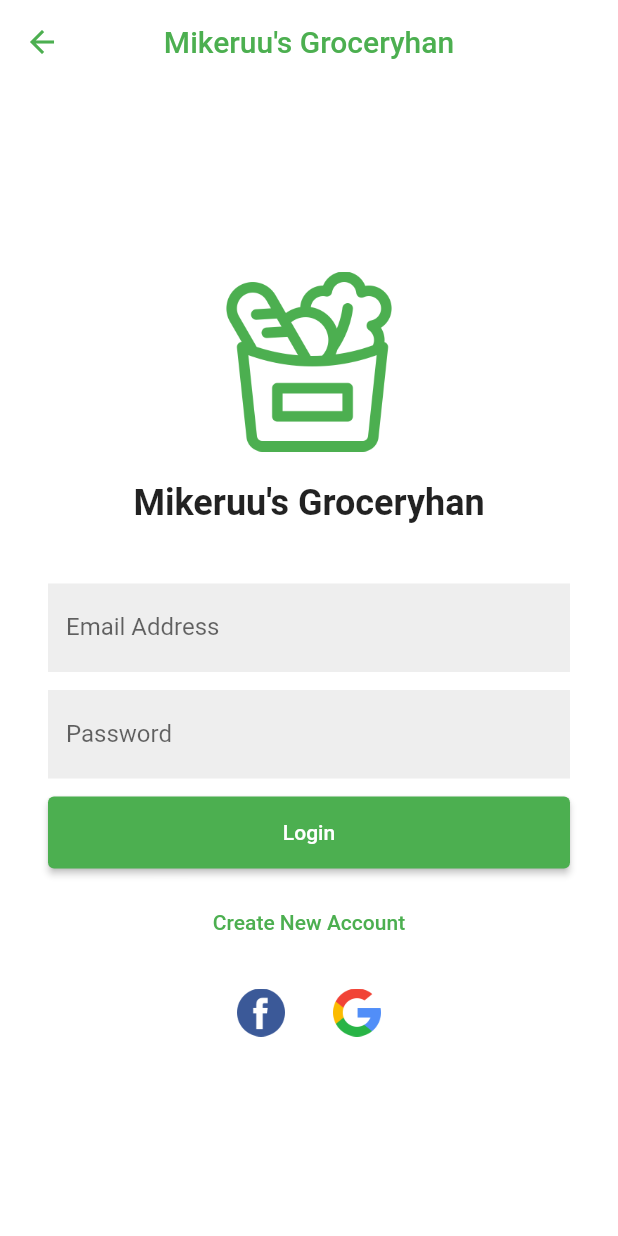
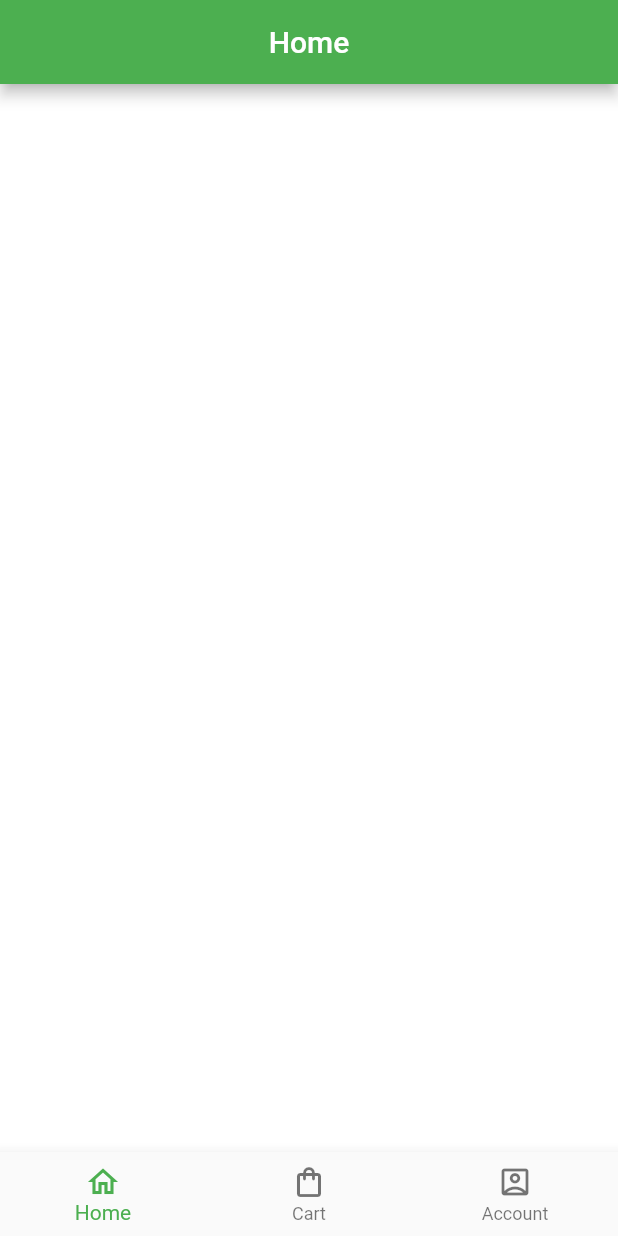
Before and after one commit to MBanawa/groceryapp, a Flutter app: the LoginScreen screen opened directly, after a tap on "Login", on a phone screen of 412 x 824 dp. Run offline on Flutter 3.47's test engine with Material 2 defaults, Android fonts, the light colour scheme and no system bars; our stand-ins replace carousel_slider, get.

Commit message:
added tabs, home, cart and account screen

```diff
--- a/lib/main.dart
+++ b/lib/main.dart
@@ -13,6 +13,7 @@ class MyApp extends StatelessWidget {
   @override
   Widget build(BuildContext context) {
     return GetMaterialApp(
+      debugShowCheckedModeBanner: false,
       theme: ThemeData(
         primaryColor: Colors.green,
         primarySwatch: Colors.green,
--- /dev/null
+++ b/lib/screens/home.dart
@@ -0,0 +1,15 @@
+import 'package:flutter/material.dart';
+
+class HomeScreen extends StatelessWidget {
+  const HomeScreen({Key? key}) : super(key: key);
+
+  @override
+  Widget build(BuildContext context) {
+    return Scaffold(
+      appBar: AppBar(
+        centerTitle: true,
+        title: const Text("Home"),
+      ),
+    );
+  }
+}
--- a/lib/screens/login.dart
+++ b/lib/screens/login.dart
@@ -1,6 +1,7 @@
 import 'package:flutter/material.dart';
 import 'package:get/get.dart';
 import 'package:groceryapp/screens/register.dart';
+import 'package:groceryapp/screens/tabs.dart';
 
 class LoginScreen extends StatelessWidget {
   const LoginScreen({Key? key}) : super(key: key);
@@ -62,7 +63,9 @@ class LoginScreen extends StatelessWidget {
               height: 48,
               child: ElevatedButton(
                 child: const Text("Login"),
-                onPressed: () {},
+                onPressed: () {
+                  Get.offAll(const TabScreen());
+                },
               ),
             ),
             const SizedBox(height: 12),
--- /dev/null
+++ b/lib/screens/tabs.dart
@@ -0,0 +1,51 @@
+import 'package:flutter/material.dart';
+import 'package:groceryapp/screens/account.dart';
+import 'package:groceryapp/screens/cart.dart';
+import 'package:groceryapp/screens/home.dart';
+
+class TabScreen extends StatefulWidget {
+  const TabScreen({Key? key}) : super(key: key);
+
+  @override
+  State<TabScreen> createState() => _TabScreenState();
+}
+
+class _TabScreenState extends State<TabScreen> {
+  int _currentIndex = 0;
+  final List _pages = [
+    const HomeScreen(),
+    const CartScreen(),
+    const AccountScreen(),
+  ];
+
+  changeIndex(selectedIndex) {
+    setState(() {
+      _currentIndex = selectedIndex;
+    });
+  }
+
+  @override
+  Widget build(BuildContext context) {
+    return Scaffold(
+      body: _pages[_currentIndex],
+      bottomNavigationBar: BottomNavigationBar(
+        currentIndex: _currentIndex,
+        onTap: changeIndex,
+        items: const [
+          BottomNavigationBarItem(
+            icon: Icon(Icons.home_outlined),
+            label: "Home",
+          ),
+          BottomNavigationBarItem(
+            icon: Icon(Icons.shopping_bag_outlined),
+            label: "Cart",
+          ),
+          BottomNavigationBarItem(
+            icon: Icon(Icons.account_box_outlined),
+            label: "Account",
+          ),
+        ],
+      ),
+    );
+  }
+}
```
Also changed, not shown: lib/screens/account.dart (added, +66 -0 lines), lib/screens/cart.dart (added, +15 -0 lines), assets/images/mike.png (added).
